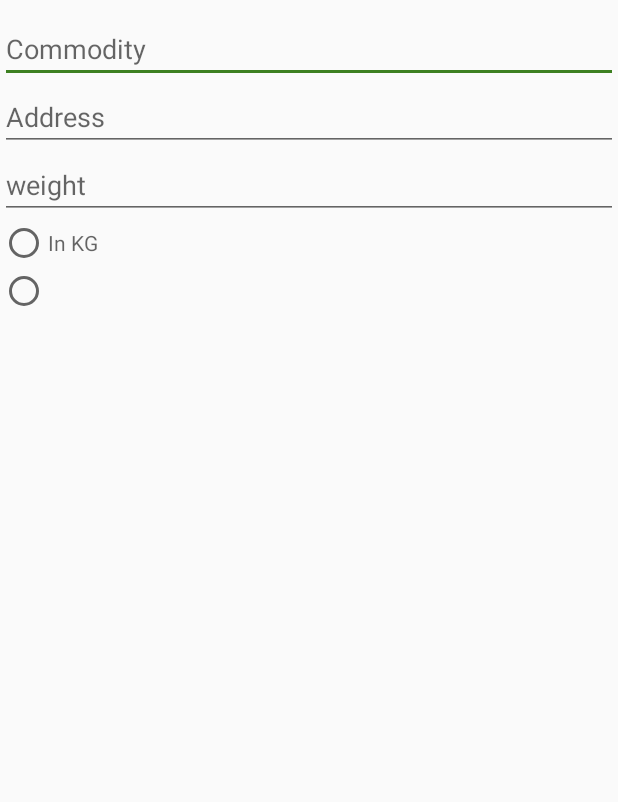
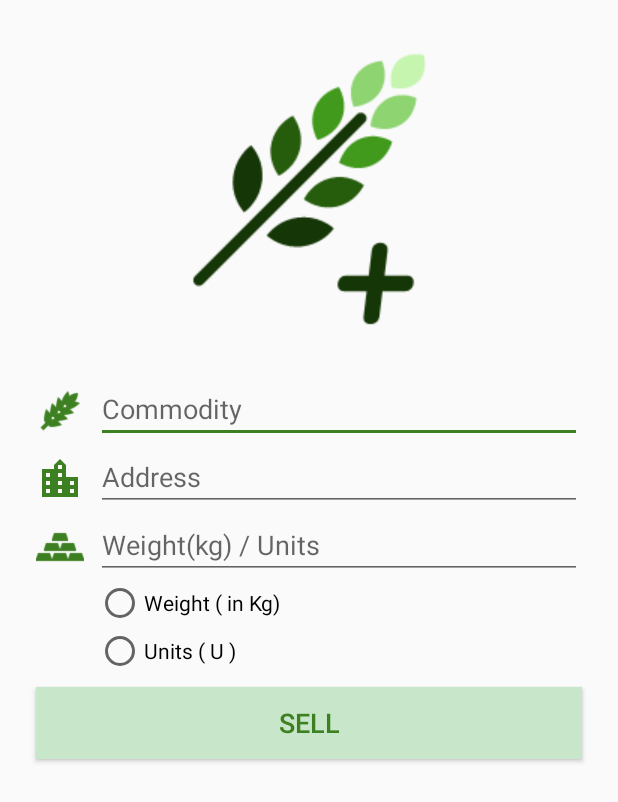
Before and after one commit to alokbharti/AgroMarket, an Android app: the Sell screen opened directly, with no data from a screen before it, on a phone screen of 412 x 824 dp. Shown: the top 802 px of the screen. Run offline under Robolectric (Android 15) with nearby library versions, the phone set to English and light mode, and no system bars; our stand-ins replace Firebase (no records; nobody signed in at launch, a user with empty details on screens opened directly).

Commit message:
Adding Seller Code

```diff
--- a/app/src/main/java/garg/hackfest/MainActivity.java
+++ b/app/src/main/java/garg/hackfest/MainActivity.java
@@ -30,6 +30,7 @@ public class MainActivity extends AppCompatActivity implements NavigationView.On
 
         NavigationView navigationView = (NavigationView) findViewById(R.id.nav_view);
         navigationView.setNavigationItemSelectedListener(this);
+
 
     }
 
@@ -82,6 +83,9 @@ public class MainActivity extends AppCompatActivity implements NavigationView.On
         } else if (id == R.id.my_orders) {
 
         } else if (id == R.id.sell) {
+            Intent intent = new Intent(this,Sell.class);
+            //intent.putExtra("mobile",UserPhoneNumber);
+            startActivity(intent);
 
         } else if (id == R.id.my_products) {
 
--- a/app/src/main/java/garg/hackfest/PhoneAuth.java
+++ b/app/src/main/java/garg/hackfest/PhoneAuth.java
@@ -19,7 +19,7 @@ import com.google.firebase.database.ValueEventListener;
 public class PhoneAuth extends AppCompatActivity {
 
     private EditText mEditText;
-
+    private String mobile;
     @Override
     protected void onCreate(Bundle savedInstanceState) {
         super.onCreate(savedInstanceState);
@@ -30,7 +30,7 @@ public class PhoneAuth extends AppCompatActivity {
         findViewById(R.id.buttonContinue).setOnClickListener(new View.OnClickListener() {
             @Override
             public void onClick(View v) {
-                final String mobile = "+91"+mEditText.getText().toString().trim();
+                mobile = "+91"+mEditText.getText().toString().trim();
 
                 if(mobile.isEmpty() || mobile.length() < 10){
                     mEditText.setError("Enter a valid mobile");
@@ -75,6 +75,7 @@ public class PhoneAuth extends AppCompatActivity {
 
         if (FirebaseAuth.getInstance().getCurrentUser()!=null){
             Intent intent = new Intent(PhoneAuth.this,MainActivity.class);
+            intent.putExtra("mobile",mobile);
             intent.setFlags(Intent.FLAG_ACTIVITY_NEW_TASK | Intent.FLAG_ACTIVITY_CLEAR_TASK);
             startActivity(intent);
         }
--- a/app/src/main/java/garg/hackfest/Sell.java
+++ b/app/src/main/java/garg/hackfest/Sell.java
@@ -1,15 +1,115 @@
 package garg.hackfest;
 
+import android.support.annotation.NonNull;
 import android.support.v7.app.AppCompatActivity;
 import android.os.Bundle;
+import android.util.Log;
+import android.view.View;
+import android.widget.Button;
 import android.widget.EditText;
+import android.widget.RadioButton;
+import android.widget.Toast;
+
+import com.google.firebase.auth.FirebaseAuth;
+import com.google.firebase.database.DataSnapshot;
+import com.google.firebase.database.DatabaseError;
+import com.google.firebase.database.DatabaseReference;
+import com.google.firebase.database.FirebaseDatabase;
+import com.google.firebase.database.ValueEventListener;
+
+import java.util.Calendar;
+import java.util.Date;
 
 public class Sell extends AppCompatActivity {
 
-    private EditText SellerAddress;
+    private EditText mSellerAddress;
+    private EditText mSellerCommodity;
+    private EditText mSellerProductWeight;
+    private Button mSubmit;
+    private RadioButton mWeight;
+    private RadioButton mUnits;
+    private String UserPhoneNumber;
+    String mSellerName;
+    String mSellerDistrict;
+    String mSellerState;
+    Date currentTime;
+
     @Override
     protected void onCreate(Bundle savedInstanceState) {
         super.onCreate(savedInstanceState);
         setContentView(R.layout.activity_sell);
+
+        mSellerAddress = (EditText)findViewById(R.id.editTextAddress);
+        mSellerCommodity = (EditText)findViewById(R.id.editTextCommodity);
+        mSellerProductWeight = (EditText)findViewById(R.id.editTextWeight);
+        mSubmit = (Button)findViewById(R.id.buttonSubmit);
+        mWeight = (RadioButton)findViewById(R.id.productWeight);
+        mUnits = (RadioButton)findViewById(R.id.productUnit);
+        UserPhoneNumber = FirebaseAuth.getInstance().getCurrentUser().getPhoneNumber();
+        Log.d("MobileNUmber",UserPhoneNumber);
+        currentTime = Calendar.getInstance().getTime();
+
+        final DatabaseReference UserData = FirebaseDatabase.getInstance().getReference("UserDetails");
+        UserData.orderByChild("userNumber").equalTo(UserPhoneNumber).addListenerForSingleValueEvent(new ValueEventListener() {
+            @Override
+            public void onDataChange(@NonNull DataSnapshot dataSnapshot) {
+                for(DataSnapshot dataSnapshot1 : dataSnapshot.getChildren()) {
+
+                    UserData data = dataSnapshot1.getValue(UserData.class);
+
+                    Log.d("UserData", data.toString());
+                    mSellerName = data.getUserName();
+                    mSellerDistrict = data.getUserDistrict();
+                    mSellerState = data.getUserState();
+                }
+                Log.d("name,district,state",mSellerName+" "+mSellerDistrict+" "+mSellerState);
+            }
+
+            @Override
+            public void onCancelled(@NonNull DatabaseError databaseError) {
+
+            }
+        });
+
+
+        mSubmit.setOnClickListener(new View.OnClickListener() {
+            @Override
+            public void onClick(View v) {
+                String SellerAddress = mSellerAddress.getText().toString();
+                String SellerCommodity = mSellerCommodity.getText().toString();
+                String SellerProductWeight = mSellerProductWeight.getText().toString();
+                boolean weight = mWeight.isChecked();
+                boolean unit = mUnits.isChecked();
+
+                if (SellerAddress.isEmpty() || SellerCommodity.isEmpty() || SellerProductWeight.isEmpty() ){
+                    mSellerCommodity.setError("fill all the details");
+                    mSellerCommodity.requestFocus();
+                    return;
+                }
+
+                if (weight){
+                    Seller seller = new Seller(mSellerName,SellerAddress,mSellerDistrict,mSellerState,SellerCommodity,SellerProductWeight
+                                        ,"KG",currentTime.toString());
+
+                    DatabaseReference databaseReference = FirebaseDatabase.getInstance().getReference().child("Seller");
+                    databaseReference.push().setValue(seller);
+
+                }
+                else if(unit){
+                    Seller seller = new Seller(mSellerName,SellerAddress,mSellerDistrict,mSellerState,SellerCommodity,SellerProductWeight
+                            ,"Unit",currentTime.toString());
+
+                    DatabaseReference databaseReference = FirebaseDatabase.getInstance().getReference().child("Seller");
+                    databaseReference.push().setValue(seller);
+                }
+                Toast.makeText(Sell.this,"Data Submitted",Toast.LENGTH_SHORT).show();
+                mSellerCommodity.setText("");
+                mSellerAddress.setText("");
+                mSellerCommodity.setText("");
+
+                //TODO create a new Activity MyProduct and start a new intent to this activity
+            }
+
+        });
     }
 }
--- a/app/src/main/res/layout/activity_sell.xml
+++ b/app/src/main/res/layout/activity_sell.xml
@@ -1,39 +1,120 @@
 <?xml version="1.0" encoding="utf-8"?>
-<LinearLayout
-    xmlns:android="http://schemas.android.com/apk/res/android"
+<LinearLayout xmlns:android="http://schemas.android.com/apk/res/android"
     xmlns:app="http://schemas.android.com/apk/res-auto"
     xmlns:tools="http://schemas.android.com/tools"
     android:layout_width="match_parent"
     android:layout_height="match_parent"
-    tools:context=".Sell"
-    android:orientation="vertical">
+    android:orientation="vertical"
+    tools:context=".Sell">
+
+    <ImageView
+        android:id="@+id/imageView"
+        android:layout_width="wrap_content"
+        android:layout_height="wrap_content"
+        android:layout_gravity="center"
+        android:layout_marginTop="26dp"
+        app:srcCompat="@drawable/sell" />
+
+    <LinearLayout
+        android:layout_width="match_parent"
+        android:layout_height="wrap_content"
+        android:layout_marginTop="24dp"
+        android:orientation="horizontal">
+
+
+        <ImageView
+            android:id="@+id/imageView3"
+            android:layout_width="32dp"
+            android:layout_height="32dp"
+            android:layout_marginStart="24dp"
+            android:layout_marginTop="8dp"
+            app:srcCompat="@drawable/wheat" />
 
         <EditText
+            android:id="@+id/editTextCommodity"
             android:layout_width="match_parent"
             android:layout_height="wrap_content"
-        android:layout_marginTop="10dp"
-        android:id="@+id/SellerCommodity"
-        android:hint="Commodity"/>
-    <EditText
+            android:layout_marginEnd="24dp"
+            android:layout_marginStart="8dp"
+            android:hint="Commodity"
+            android:inputType="text" />
+    </LinearLayout>
+    <LinearLayout
         android:layout_width="match_parent"
         android:layout_height="wrap_content"
-        android:hint="Address"
-        android:id="@+id/SellerAddress"/>
+        android:layout_marginTop="0dp"
+        android:orientation="horizontal">
+
+
+        <ImageView
+            android:id="@+id/imageView4"
+            android:layout_width="32dp"
+            android:layout_height="32dp"
+            android:layout_marginStart="24dp"
+            android:layout_marginTop="8dp"
+            app:srcCompat="@drawable/ic_location_city_black_24dp" />
+
         <EditText
+            android:id="@+id/editTextAddress"
             android:layout_width="match_parent"
             android:layout_height="wrap_content"
-        android:hint="weight"
-        android:id="@+id/SellerProductWeight"/>
+            android:layout_marginEnd="24dp"
+            android:layout_marginStart="8dp"
+            android:hint="Address"
+            android:inputType="text" />
+    </LinearLayout>
+    <LinearLayout
+        android:layout_width="match_parent"
+        android:layout_height="wrap_content"
+        android:layout_marginTop="0dp"
+        android:orientation="horizontal">
+
+
+        <ImageView
+            android:id="@+id/imageView2"
+            android:layout_width="32dp"
+            android:layout_height="32dp"
+            android:layout_marginStart="24dp"
+            android:layout_marginTop="8dp"
+            app:srcCompat="@drawable/weight" />
+
+        <EditText
+            android:id="@+id/editTextWeight"
+            android:layout_width="match_parent"
+            android:layout_height="wrap_content"
+            android:layout_marginEnd="24dp"
+            android:layout_marginStart="8dp"
+            android:hint="Weight(kg) / Units"
+            android:inputType="text" />
+    </LinearLayout>
+
+    <RadioGroup
+        android:layout_width="match_parent"
+        android:layout_height="wrap_content">
         <RadioButton
             android:layout_width="wrap_content"
             android:layout_height="wrap_content"
-        android:hint="In KG"
-        android:id="@+id/inKg"/>
+            android:layout_marginStart="64dp"
+            android:id="@+id/productWeight"
+            android:text="Weight ( in Kg)"/>
         <RadioButton
             android:layout_width="wrap_content"
             android:layout_height="wrap_content"
-        android:id="@+id/inUnit"/>
+            android:layout_marginStart="64dp"
+            android:id="@+id/productUnit"
+            android:text="Units ( U )"/>
+    </RadioGroup>
 
-
-
+    <Button
+        android:id="@+id/buttonSubmit"
+        android:layout_width="match_parent"
+        android:layout_height="wrap_content"
+        android:layout_marginEnd="24dp"
+        android:layout_marginStart="24dp"
+        android:layout_marginTop="8dp"
+        android:background="@color/colorAccentLight"
+        android:onClick="click"
+        android:text="Sell"
+        android:textColor="@color/colorAccent"
+        android:textSize="18sp" />
 </LinearLayout>
```
Also changed, not shown: app/src/main/java/garg/hackfest/Seller.java (added, +59 -0 lines), app/src/main/java/garg/hackfest/UserData.java (+19 -0 lines), app/src/main/res/drawable/sell.png (added), app/src/main/res/drawable/weight.png (added), app/src/main/res/drawable/wheat.png (added). Lines whose indentation alone changed are shown as unchanged.
